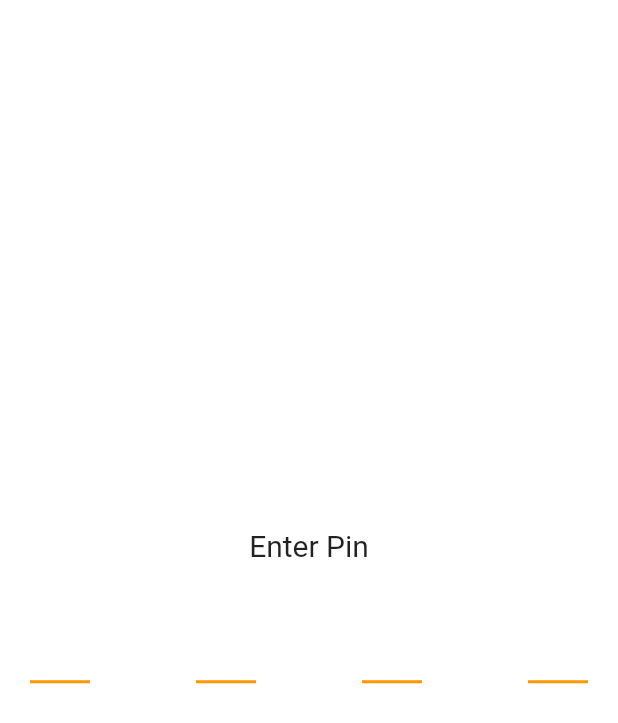
After one commit to lamaw01/practice, a Flutter app: the ScrollWidget screen opened directly, after a tap on the "star" icon, on a phone screen of 412 x 824 dp. The commit adds this screen. Shown: the top 723 px of the screen. Run offline on Flutter 3.47's test engine with Material 2 defaults, Android fonts, the phone set to English and light mode, and no system bars; drawn by our look-alikes of pin_code_fields; our stand-ins replace flutter_swiper, scrollable_positioned_list, visibility_detector, webview_flutter.

Commit message:
pinscreen

```diff
--- /dev/null
+++ b/lib/screen/pinscreen.dart
@@ -0,0 +1,106 @@
+import 'dart:async';
+
+import 'package:flutter/gestures.dart';
+import 'package:flutter/material.dart';
+import 'package:pin_code_fields/pin_code_fields.dart';
+
+class PinScreen extends StatefulWidget {
+  @override
+  _PinScreenState createState() => _PinScreenState();
+}
+
+class _PinScreenState extends State<PinScreen> {
+  StreamController<ErrorAnimationType> errorController;
+  final String correctPass = '6669';
+  var onTapRecognizer;
+
+  @override
+  void initState() {
+    onTapRecognizer = TapGestureRecognizer()
+      ..onTap = () {
+        Navigator.pop(context);
+      };
+    errorController = StreamController<ErrorAnimationType>();
+    super.initState();
+  }
+
+  @override
+  void dispose() {
+    errorController.close();
+
+    super.dispose();
+  }
+
+  showAlertDialog() {
+    AlertDialog alert = AlertDialog(
+      title: Text("Success"),
+      content: Row(
+        mainAxisAlignment: MainAxisAlignment.center,
+        children: [
+          CircularProgressIndicator(),
+        ],
+      ),
+    );
+
+    showDialog(
+      context: context,
+      barrierDismissible: true,
+      builder: (BuildContext context) {
+        return alert;
+      },
+    );
+  }
+
+  @override
+  Widget build(BuildContext context) {
+    return Scaffold(
+      backgroundColor: Colors.white,
+      body: Center(
+        child: Padding(
+          padding: const EdgeInsets.all(20.0),
+          child: Column(
+            mainAxisAlignment: MainAxisAlignment.center,
+            children: [
+              Text(
+                'Enter Pin',
+                style: TextStyle(
+                  fontSize: 20,
+                ),
+              ),
+              SizedBox(
+                height: 30.0,
+              ),
+              PinCodeTextField(
+                appContext: context,
+                length: 4,
+                obscureText: true,
+                animationType: AnimationType.scale,
+                errorAnimationController: errorController,
+                animationDuration: Duration(milliseconds: 300),
+                keyboardType: TextInputType.number,
+                obscuringCharacter: '*',
+                onChanged: (value) {
+                  print(value);
+                },
+                pinTheme: PinTheme(
+                  activeColor: Colors.blue,
+                  selectedColor: Colors.red,
+                  inactiveColor: Colors.orange,
+                ),
+                onCompleted: (value) {
+                  if (value != correctPass) {
+                    print('Error');
+                    errorController.add(ErrorAnimationType.shake);
+                  } else {
+                    print('Success');
+                    showAlertDialog();
+                  }
+                },
+              ),
+            ],
+          ),
+        ),
+      ),
+    );
+  }
+}
--- a/lib/screen/scrollview.dart
+++ b/lib/screen/scrollview.dart
@@ -1,4 +1,5 @@
 import 'package:flutter/material.dart';
+import 'package:practice/screen/pinscreen.dart';
 import 'package:scrollable_positioned_list/scrollable_positioned_list.dart';
 // ignore: unused_import
 import 'package:visibility_detector/visibility_detector.dart';
@@ -231,6 +232,18 @@ class _ScrollWidgetState extends State<ScrollWidget>
           ),
         ),
       ),
+      floatingActionButton: FloatingActionButton(
+        backgroundColor: Colors.green,
+        child: Icon(Icons.star),
+        onPressed: () {
+          Navigator.push(
+            context,
+            MaterialPageRoute(
+              builder: (context) => PinScreen(),
+            ),
+          );
+        },
+      ),
     );
   }
 }
--- a/pubspec.yaml
+++ b/pubspec.yaml
@@ -35,6 +35,8 @@ dependencies:
   webview_flutter: ^1.0.7
   scroll_to_index: ^1.0.6
   scrollable_positioned_list: ^0.1.8
+  pin_code_fields: ^6.0.2
+
 
 dev_dependencies:
   flutter_test:
```
Also changed, not shown: pubspec.lock.
